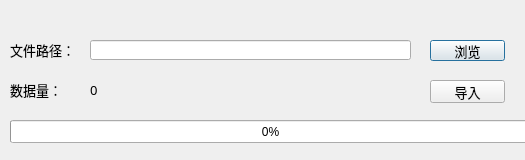
First picture: the form in Server_VS/DMTDDlg.ui, repository worldzxm2000/AWPlatform, before the edit.
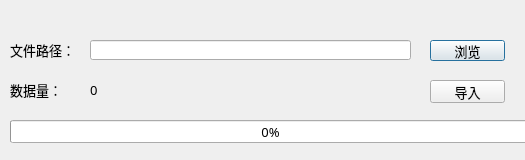
Second picture: the form after the edit. Icons and pictures are not drawn.

What changed in the file:
```diff
--- a/Server_VS/DMTDDlg.ui
+++ b/Server_VS/DMTDDlg.ui
@@ -10,6 +10,12 @@
     <height>160</height>
    </rect>
   </property>
+  <property name="font">
+   <font>
+    <family>微软雅黑</family>
+    <pointsize>10</pointsize>
+   </font>
+  </property>
   <property name="windowTitle">
    <string>补抄数据</string>
   </property>
```
Left out of the diff: 10 changed lines with no effect on the pictures.
